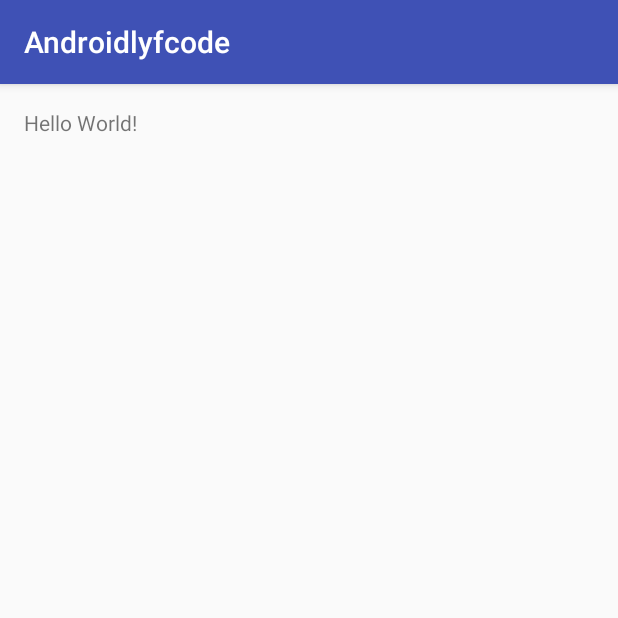
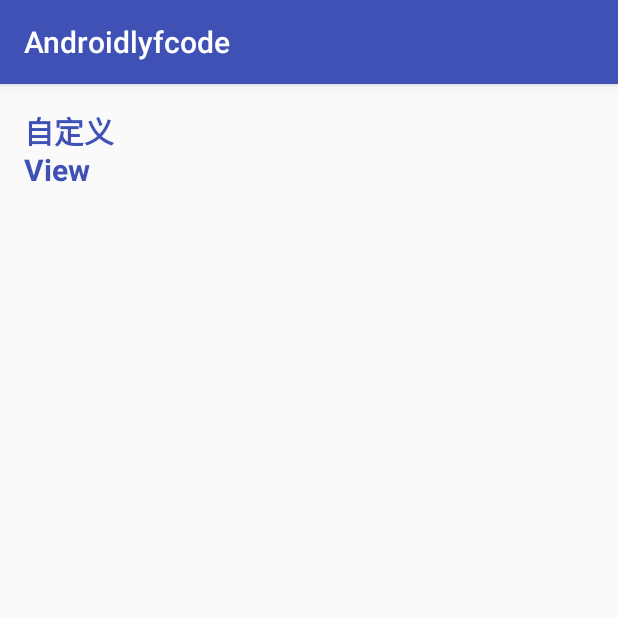
Before and after one commit to linyingfa/Androidlyfcode, an Android app: the screen it shows after launch (MainActivity), on a phone screen of 412 x 824 dp, the top half of it. Run offline under Robolectric (Android 15) with nearby library versions, the phone set to English and light mode, and no system bars.

Commit message:
提交gridleview数据源

```diff
--- a/app/src/main/java/com/example/lyf/androidlyfcode/MainActivity.java
+++ b/app/src/main/java/com/example/lyf/androidlyfcode/MainActivity.java
@@ -1,13 +1,75 @@
 package com.example.lyf.androidlyfcode;
 
+import android.content.Context;
 import android.support.v7.app.AppCompatActivity;
 import android.os.Bundle;
+import android.view.LayoutInflater;
+import android.view.View;
+import android.view.ViewGroup;
+import android.widget.AdapterView;
+import android.widget.BaseAdapter;
+import android.widget.GridView;
+import android.widget.TextView;
+
+import java.util.ArrayList;
+import java.util.List;
 
 public class MainActivity extends AppCompatActivity {
+
+
+    GridView gridview;
+    static List<String> nameList = new ArrayList<>();
+
+    static {
+        nameList.add("自定义View");
+    }
 
     @Override
     protected void onCreate(Bundle savedInstanceState) {
         super.onCreate(savedInstanceState);
         setContentView(R.layout.activity_main);
+        gridview = (GridView) findViewById(R.id.gridview);
+        gridview.setAdapter(new GridViewAdapter(nameList, this));
+        gridview.setOnItemClickListener(new AdapterView.OnItemClickListener() {
+            @Override
+            public void onItemClick(AdapterView<?> parent, View view, int position, long id) {
+
+            }
+        });
+    }
+
+
+    public static class GridViewAdapter extends BaseAdapter {
+
+        List<String> namelist;
+        private Context mContext;
+
+        public GridViewAdapter(List<String> namelist, Context mContext) {
+            this.namelist = namelist;
+            this.mContext = mContext;
+        }
+
+        @Override
+        public int getCount() {
+            return namelist == null ? 0 : namelist.size();
+        }
+
+        @Override
+        public Object getItem(int position) {
+            return namelist.get(position);
+        }
+
+        @Override
+        public long getItemId(int position) {
+            return position;
+        }
+
+        @Override
+        public View getView(int position, View convertView, ViewGroup parent) {
+            View view = LayoutInflater.from(mContext).inflate(R.layout.gridview_item, parent, false);
+            TextView textView = view.findViewById(R.id.item_tv);
+            textView.setText(namelist.get(position));
+            return view;
+        }
     }
 }
--- a/app/src/main/res/layout/activity_main.xml
+++ b/app/src/main/res/layout/activity_main.xml
@@ -10,8 +10,9 @@
     android:paddingTop="@dimen/activity_vertical_margin"
     tools:context="com.example.lyf.androidlyfcode.MainActivity">
 
-    <TextView
-        android:layout_width="wrap_content"
-        android:layout_height="wrap_content"
-        android:text="Hello World!" />
+    <GridView
+        android:id="@+id/gridview"
+        android:layout_width="match_parent"
+        android:layout_height="match_parent"
+        android:numColumns="4" />
 </RelativeLayout>
--- /dev/null
+++ b/app/src/main/res/layout/gridview_item.xml
@@ -0,0 +1,16 @@
+<?xml version="1.0" encoding="utf-8"?>
+<LinearLayout xmlns:android="http://schemas.android.com/apk/res/android"
+    android:layout_width="match_parent"
+    android:layout_height="match_parent"
+    android:orientation="vertical">
+
+
+    <TextView
+        android:id="@+id/item_tv"
+        android:layout_width="wrap_content"
+        android:layout_height="wrap_content"
+        android:text="自定义view"
+        android:textColor="@color/colorPrimary"
+        android:textSize="20sp"
+        android:textStyle="bold" />
+</LinearLayout>
```
